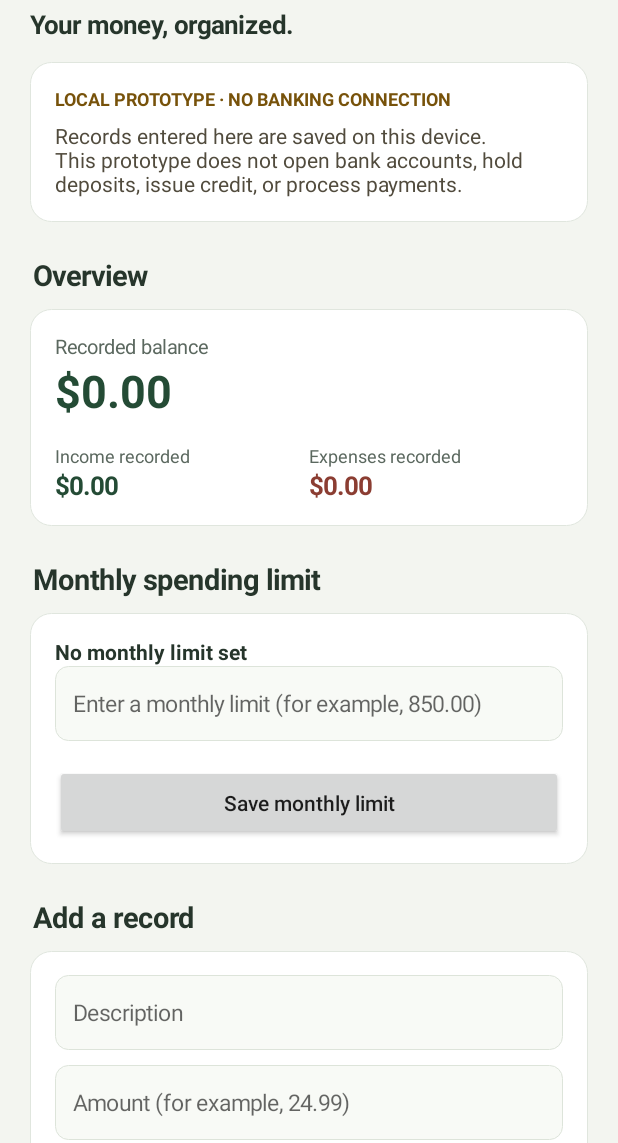
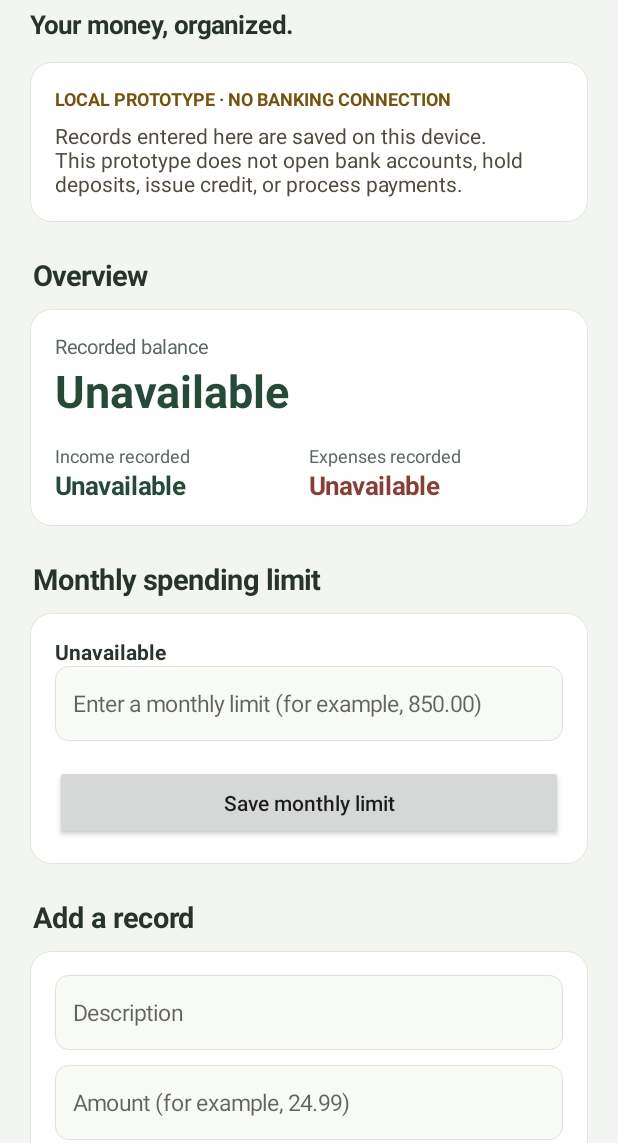
Before and after one commit to JAPStudios/Butter-Bank, an Android app: the screen it shows after launch (MainActivity), on a phone screen of 412 x 824 dp, the part 93-1236 px from its top. Run offline under Robolectric (Android 15) with nearby library versions, the light colour scheme and no system bars; network calls fail; 2 statements that could not run were skipped.

Commit message:
Hide ledger balances when encrypted storage cannot be unlocked

```diff
--- a/src/main/java/com/example/butterbank/MainActivity.kt
+++ b/src/main/java/com/example/butterbank/MainActivity.kt
@@ -234,6 +234,20 @@ class MainActivity : Activity() {
     }
 
     private fun renderDashboard() {
+        if (storageUnavailable) {
+            balanceValue.text = "Unavailable"
+            incomeValue.text = "Unavailable"
+            expenseValue.text = "Unavailable"
+            budgetValue.text = "Unavailable"
+            historyContainer.removeAllViews()
+            historyContainer.addView(label(
+                "Encrypted records could not be unlocked. Stored data has been preserved; no balances are shown.",
+                14,
+                0xFF8B3D32.toInt(),
+                true
+            ))
+            return
+        }
         val income = LedgerMath.totalCents(entries, EntryType.INCOME)
         val expenses = LedgerMath.totalCents(entries, EntryType.EXPENSE)
         val balance = LedgerMath.balanceCents(entries)
```
